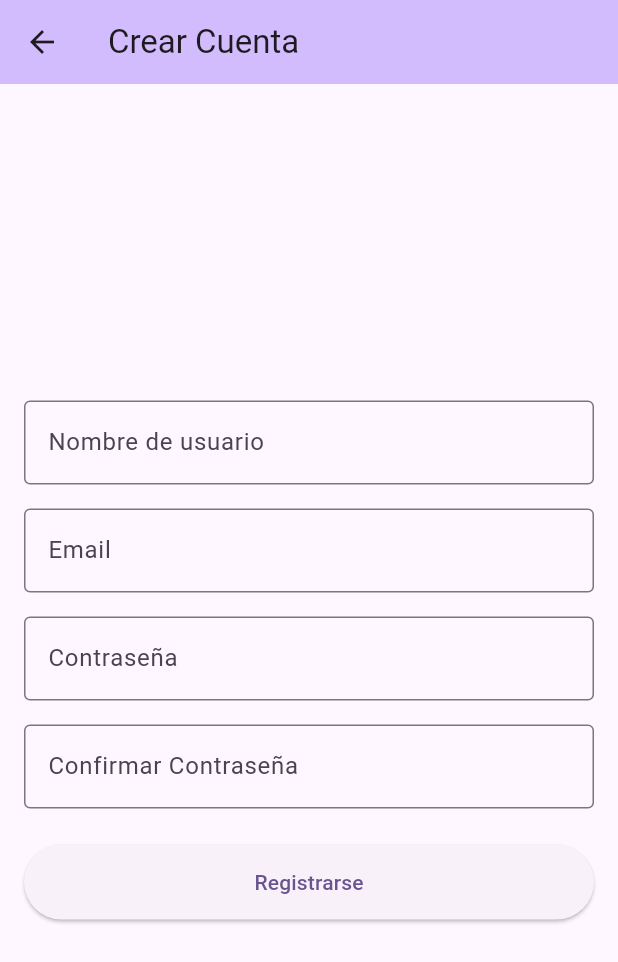
After one commit to juanfrancp/fantasy-colegas-flutter, a Flutter app: the screen it shows after launch, after a tap on "¿No tienes cuenta? Regístrate", on a phone screen of 412 x 824 dp. The commit adds this screen. Shown: the top 962 px of the screen. Run offline on Flutter 3.47's test engine with Material 3 defaults, Android fonts, the phone set to English and light mode, and no system bars; our stand-ins replace shared_preferences; network calls fail.

Commit message:
Incio de sesion y registro

```diff
--- /dev/null
+++ b/lib/auth_check_screen.dart
@@ -0,0 +1,48 @@
+import 'package:flutter/material.dart';
+import 'package:shared_preferences/shared_preferences.dart';
+import 'home_screen.dart';
+import 'main.dart'; // Para poder navegar a LoginScreen
+
+class AuthCheckScreen extends StatefulWidget {
+  const AuthCheckScreen({super.key});
+
+  @override
+  State<AuthCheckScreen> createState() => _AuthCheckScreenState();
+}
+
+class _AuthCheckScreenState extends State<AuthCheckScreen> {
+  @override
+  void initState() {
+    super.initState();
+    _checkLoginStatus();
+  }
+
+  Future<void> _checkLoginStatus() async {
+    final prefs = await SharedPreferences.getInstance();
+    final token = prefs.getString('jwt_token');
+
+    if (!mounted) return;
+
+    if (token != null) {
+      // Si hay un token, vamos directamente a la pantalla principal
+      Navigator.of(context).pushReplacement(
+        MaterialPageRoute(builder: (context) => const HomeScreen()),
+      );
+    } else {
+      // Si no hay token, vamos a la pantalla de login
+      Navigator.of(context).pushReplacement(
+        MaterialPageRoute(builder: (context) => const LoginScreen()),
+      );
+    }
+  }
+
+  @override
+  Widget build(BuildContext context) {
+    // Muestra un indicador de carga mientras se verifica el estado de la sesión
+    return const Scaffold(
+      body: Center(
+        child: CircularProgressIndicator(),
+      ),
+    );
+  }
+}
--- a/lib/main.dart
+++ b/lib/main.dart
@@ -1,7 +1,9 @@
 import 'package:flutter/material.dart';
 import 'package:shared_preferences/shared_preferences.dart'; // Importa el paquete
 import 'services/auth_service.dart';
-import 'home_screen.dart'; // Importa la nueva pantalla
+import 'home_screen.dart'; // Importa la pantalla de inicio
+import 'register_screen.dart'; // Importa la nueva pantalla de registro
+import 'auth_check_screen.dart'; // Importa la pantalla de comprobación
 
 void main() {
   runApp(const MyApp());
@@ -18,7 +20,7 @@ class MyApp extends StatelessWidget {
         colorScheme: ColorScheme.fromSeed(seedColor: Colors.deepPurple),
         useMaterial3: true,
       ),
-      home: const LoginScreen(),
+      home: const AuthCheckScreen(), // La app ahora empieza aquí
     );
   }
 }
@@ -37,6 +39,8 @@ class _LoginScreenState extends State<LoginScreen> {
 
   // Variable de estado para la carga
   bool _isLoading = false;
+  // NUEVO: Variable para la casilla de verificación
+  bool _rememberMe = false;
 
   Future<void> _handleLogin() async {
     // Mostramos el indicador de carga
@@ -57,9 +61,11 @@ class _LoginScreenState extends State<LoginScreen> {
     if (!mounted) return;
 
     if (token != null) {
-      // 1. Guardar el token
+      // 1. Guardar el token solo si el usuario lo ha solicitado
+      if (_rememberMe) {
         final prefs = await SharedPreferences.getInstance();
         await prefs.setString('jwt_token', token);
+      }
 
       // 2. Navegar a la pantalla de Home (reemplazando la de login)
       Navigator.of(context).pushReplacement(
@@ -79,8 +85,10 @@ class _LoginScreenState extends State<LoginScreen> {
         backgroundColor: Theme.of(context).colorScheme.inversePrimary,
         title: const Text('Fantasy Colegas Login'),
       ),
-      body: Padding(
+      body: Center(
+        child: Padding(
           padding: const EdgeInsets.all(16.0),
+          child: SingleChildScrollView(
             child: Column(
               mainAxisAlignment: MainAxisAlignment.center,
               children: <Widget>[
@@ -95,7 +103,22 @@ class _LoginScreenState extends State<LoginScreen> {
                   decoration: const InputDecoration(labelText: 'Contraseña', border: OutlineInputBorder()),
                   obscureText: true,
                 ),
-            const SizedBox(height: 24.0),
+                // MODIFICADO: Casilla para "Mantener sesión iniciada" alineada a la izquierda
+                Row(
+                  mainAxisAlignment: MainAxisAlignment.start, // Cambiado de center a start
+                  children: [
+                    Checkbox(
+                      value: _rememberMe,
+                      onChanged: (bool? value) {
+                        setState(() {
+                          _rememberMe = value ?? false;
+                        });
+                      },
+                    ),
+                    const Text('Mantener sesión iniciada'),
+                  ],
+                ),
+                const SizedBox(height: 10.0),
                 ElevatedButton(
                   // Desactivamos el botón si está cargando
                   onPressed: _isLoading ? null : _handleLogin,
@@ -107,7 +130,18 @@ class _LoginScreenState extends State<LoginScreen> {
                       ? const CircularProgressIndicator(color: Colors.white,)
                       : const Text('Entrar'),
                 ),
+                const SizedBox(height: 16.0),
+                TextButton(
+                  onPressed: () {
+                    Navigator.of(context).push(
+                      MaterialPageRoute(builder: (context) => const RegisterScreen()),
+                    );
+                  },
+                  child: const Text('¿No tienes cuenta? Regístrate'),
+                ),
               ],
+            ),
+          ),
         ),
       ),
     );
--- /dev/null
+++ b/lib/register_screen.dart
@@ -0,0 +1,153 @@
+import 'package:flutter/material.dart';
+import 'services/auth_service.dart';
+
+class RegisterScreen extends StatefulWidget {
+  const RegisterScreen({super.key});
+
+  @override
+  State<RegisterScreen> createState() => _RegisterScreenState();
+}
+
+class _RegisterScreenState extends State<RegisterScreen> {
+  final _usernameController = TextEditingController();
+  final _emailController = TextEditingController();
+  final _passwordController = TextEditingController();
+  final _confirmPasswordController = TextEditingController(); // NUEVO
+  final AuthService _authService = AuthService();
+
+  bool _isLoading = false;
+
+  void _showError(String message) {
+    if (!mounted) return;
+    ScaffoldMessenger.of(context).showSnackBar(
+      SnackBar(content: Text(message), backgroundColor: Colors.red),
+    );
+  }
+
+  Future<void> _handleRegister() async {
+    final username = _usernameController.text.trim();
+    final email = _emailController.text.trim();
+    final password = _passwordController.text;
+    final confirmPassword = _confirmPasswordController.text;
+
+    // Validaciones en el lado del cliente
+    if (username.isEmpty || email.isEmpty || password.isEmpty || confirmPassword.isEmpty) {
+      _showError('Por favor, rellena todos los campos.');
+      return;
+    }
+    if (!RegExp(r"^[a-zA-Z0-9_-]+$").hasMatch(username)) {
+      _showError('El nombre de usuario solo puede contener letras, números, guiones y guiones bajos.');
+      return;
+    }
+    if (!RegExp(r"^[a-zA-Z0-9.]+@[a-zA-Z0-9]+\.[a-zA-Z]+").hasMatch(email)) {
+      _showError('Por favor, introduce un email válido.');
+      return;
+    }
+    if (password.length < 8) {
+      _showError('La contraseña debe tener al menos 8 caracteres.');
+      return;
+    }
+    if (password != confirmPassword) {
+      _showError('Las contraseñas no coinciden.');
+      return;
+    }
+
+    setState(() {
+      _isLoading = true;
+    });
+
+    final result = await _authService.register(username, email, password);
+
+    setState(() {
+      _isLoading = false;
+    });
+
+    if (!mounted) return;
+
+    if (result['success'] == true) {
+      ScaffoldMessenger.of(context).showSnackBar(
+        const SnackBar(
+          content: Text('¡Registro completado! Ahora puedes iniciar sesión.'),
+          backgroundColor: Colors.green,
+        ),
+      );
+      Navigator.of(context).pop(); // Vuelve a la pantalla de login
+    } else {
+      String errorMessage = "Ocurrió un error inesperado.";
+      if (result['error'] != null) {
+        errorMessage = result['error'];
+      } else if (result['errors'] != null) {
+        final errors = result['errors'] as Map<String, dynamic>;
+        errorMessage = errors.entries.map((e) => e.value).join('\n');
+      }
+      _showError(errorMessage);
+    }
+  }
+
+  @override
+  Widget build(BuildContext context) {
+    return Scaffold(
+      appBar: AppBar(
+        title: const Text('Crear Cuenta'),
+        backgroundColor: Theme.of(context).colorScheme.inversePrimary,
+      ),
+      body: Center( // Centra el contenido vertical y horizontalmente
+        child: Padding(
+          padding: const EdgeInsets.all(16.0),
+          child: SingleChildScrollView( // Para evitar que el teclado tape los campos
+            child: Column(
+              mainAxisAlignment: MainAxisAlignment.center,
+              children: <Widget>[
+                TextField(
+                  controller: _usernameController,
+                  decoration: const InputDecoration(
+                    labelText: 'Nombre de usuario',
+                    border: OutlineInputBorder(),
+                  ),
+                ),
+                const SizedBox(height: 16.0),
+                TextField(
+                  controller: _emailController,
+                  decoration: const InputDecoration(
+                    labelText: 'Email',
+                    border: OutlineInputBorder(),
+                  ),
+                  keyboardType: TextInputType.emailAddress,
+                ),
+                const SizedBox(height: 16.0),
+                TextField(
+                  controller: _passwordController,
+                  decoration: const InputDecoration(
+                    labelText: 'Contraseña',
+                    border: OutlineInputBorder(),
+                  ),
+                  obscureText: true,
+                ),
+                const SizedBox(height: 16.0),
+                // NUEVO: Campo para confirmar la contraseña
+                TextField(
+                  controller: _confirmPasswordController,
+                  decoration: const InputDecoration(
+                    labelText: 'Confirmar Contraseña',
+                    border: OutlineInputBorder(),
+                  ),
+                  obscureText: true,
+                ),
+                const SizedBox(height: 24.0),
+                ElevatedButton(
+                  onPressed: _isLoading ? null : _handleRegister,
+                  style: ElevatedButton.styleFrom(
+                    minimumSize: const Size(double.infinity, 50),
+                  ),
+                  child: _isLoading
+                      ? const CircularProgressIndicator(color: Colors.white)
+                      : const Text('Registrarse'),
+                ),
+              ],
+            ),
+          ),
+        ),
+      ),
+    );
+  }
+}
```
Also changed, not shown: lib/home_screen.dart (+21 -0 lines), lib/services/auth_service.dart (+61 -17 lines), lib/services/league_service.dart (+8 -15 lines). Lines whose indentation alone changed are shown as unchanged.
